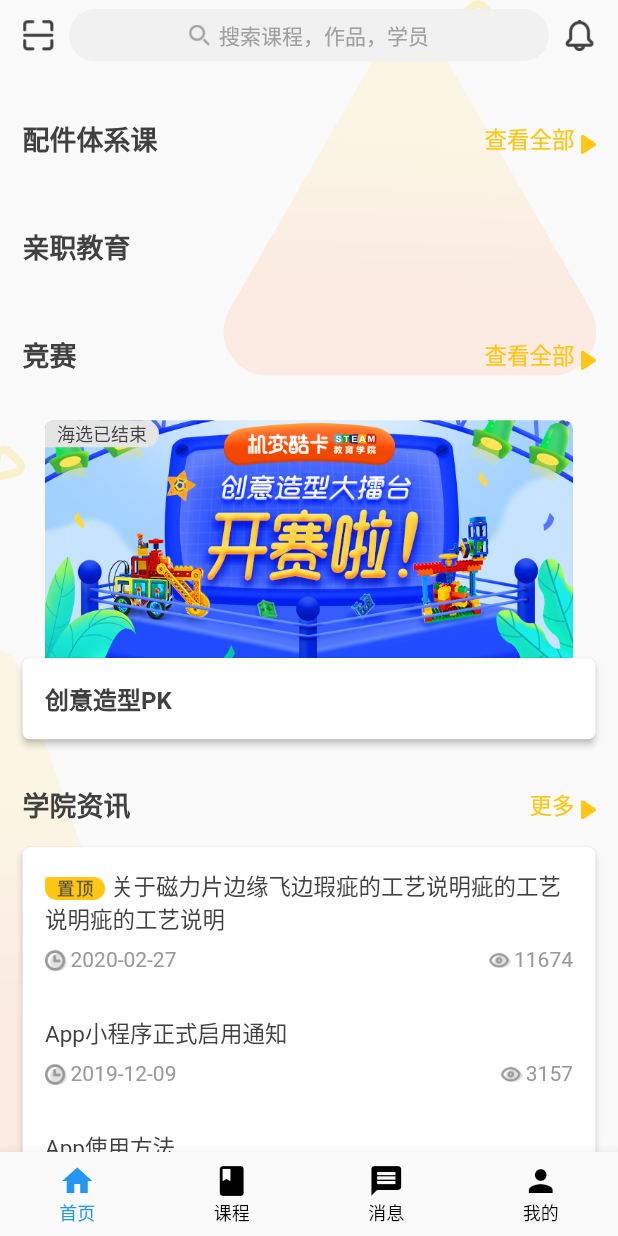
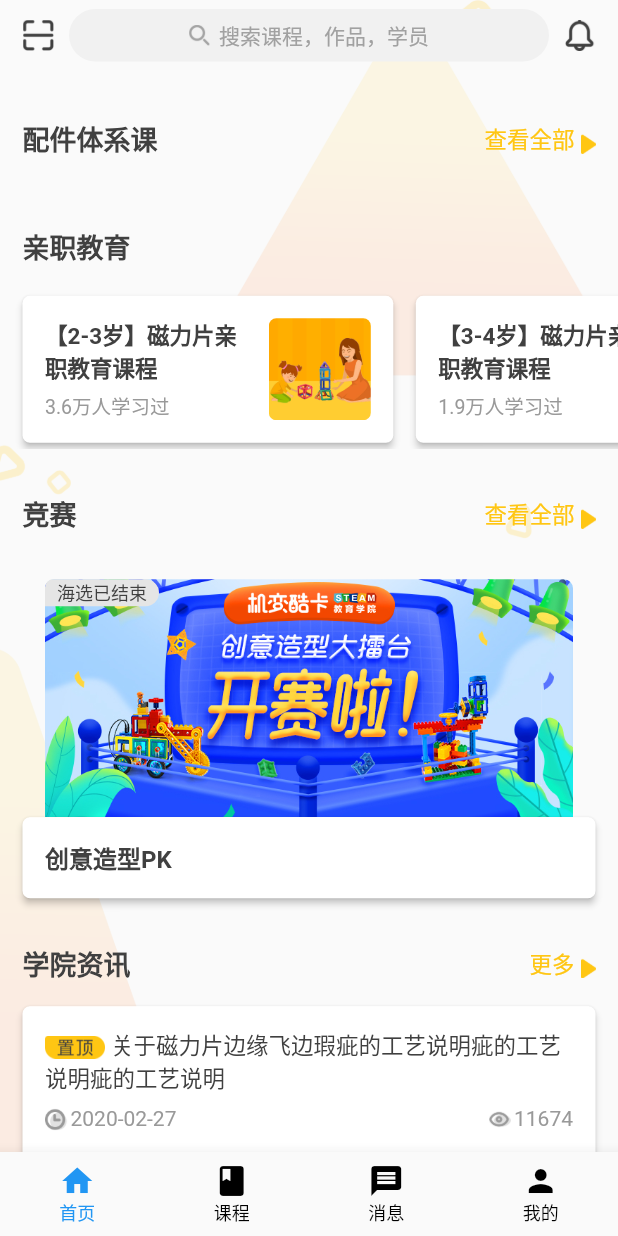
Before and after one commit to suzhonxia/flutter_demo, a Flutter app: the screen it shows after launch, scrolled down 576 dp, on a phone screen of 412 x 824 dp. Run offline on Flutter 3.47's test engine with Material 2 defaults, Android fonts, the light colour scheme and no system bars; our stand-ins replace date_format, flutter_easyrefresh.

Commit message:
Modify #亲职教育UI完成

```diff
--- a/lib/page/homePage.dart
+++ b/lib/page/homePage.dart
@@ -232,9 +232,72 @@ class _HomePageState extends State<HomePage> {
   }
 
   Widget _createEduc() {
+    var item = (int index, String title, String readNum, String cover) {
+      return Card(
+        elevation: 2,
+        color: Colors.white,
+        shape: const RoundedRectangleBorder(borderRadius: BorderRadius.all(Radius.circular(5))),
+        margin: EdgeInsets.only(
+          top: 4,
+          left: index == 0 ? 15 : 0,
+          right: 15,
+          bottom: 4,
+        ),
+        child: Container(
+          padding: EdgeInsets.all(15),
+          child: Row(
+            children: [
+              Container(
+                // 屏幕宽度 * 0.6 - 封面宽度 - 间距
+                width: ScreenSize.getScreenWidth(context) * 0.6 - 68 - 45,
+                height: 68,
+                child: Column(
+                  children: [
+                    Container(
+                      alignment: Alignment.topLeft,
+                      child: Text(
+                        title,
+                        maxLines: 2,
+                        overflow: TextOverflow.ellipsis,
+                        style: TextStyle(fontSize: 15, color: Color(0xFF404040), fontWeight: FontWeight.bold),
+                      ),
+                    ),
+                    Spacer(),
+                    Container(
+                      alignment: Alignment.topLeft,
+                      child: Text(
+                        readNum,
+                        maxLines: 1,
+                        overflow: TextOverflow.ellipsis,
+                        style: TextStyle(fontSize: 13, color: Color(0xFF999999)),
+                      ),
+                    ),
+                  ],
+                ),
+              ),
+              Container(
+                margin: EdgeInsets.only(left: 15),
+                child: ClipRRect(child: Image.asset(cover, width: 68), borderRadius: BorderRadius.circular(5)),
+              ),
+            ],
+          ),
+        ),
+      );
+    };
+
     return Column(
       children: [
         _createTitleBar("亲职教育", ""),
+        SingleChildScrollView(
+          scrollDirection: Axis.horizontal,
+          child: Row(
+            children: [
+              item(0, "【2-3岁】磁力片亲职教育课程", "3.6万人学习过", R.assetsImgImgHomeEduc1),
+              item(1, "【3-4岁】磁力片亲职教育课程", "1.9万人学习过", R.assetsImgImgHomeEduc2),
+              item(2, "【4-6岁】磁力片亲职教育课程", "1.4万人学习过", R.assetsImgImgHomeEduc3),
+            ],
+          ),
+        ),
       ],
     );
   }
```
